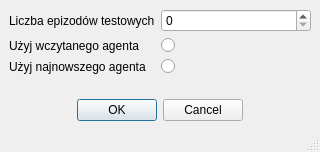
vatrasar/licencjat, file templatki/templatkaTestyOpcje.ui: the form before one commit.
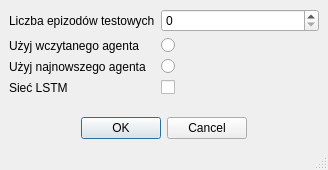
The form after the commit.

Commit message: add LSTM checkbx

```diff
--- a/templatki/templatkaTestyOpcje.ui
+++ b/templatki/templatkaTestyOpcje.ui
@@ -6,8 +6,8 @@
    <rect>
     <x>0</x>
     <y>0</y>
-    <width>320</width>
-    <height>152</height>
+    <width>328</width>
+    <height>170</height>
    </rect>
   </property>
   <property name="windowTitle">
@@ -57,6 +57,20 @@
           </property>
          </widget>
         </item>
+        <item row="3" column="0">
+         <widget class="QLabel" name="label_4">
+          <property name="text">
+           <string>Sieć LSTM</string>
+          </property>
+         </widget>
+        </item>
+        <item row="3" column="1">
+         <widget class="QCheckBox" name="checkBox">
+          <property name="text">
+           <string/>
+          </property>
+         </widget>
+        </item>
        </layout>
       </item>
       <item alignment="Qt::AlignHCenter">
```
The commit also changes 18 other files.
